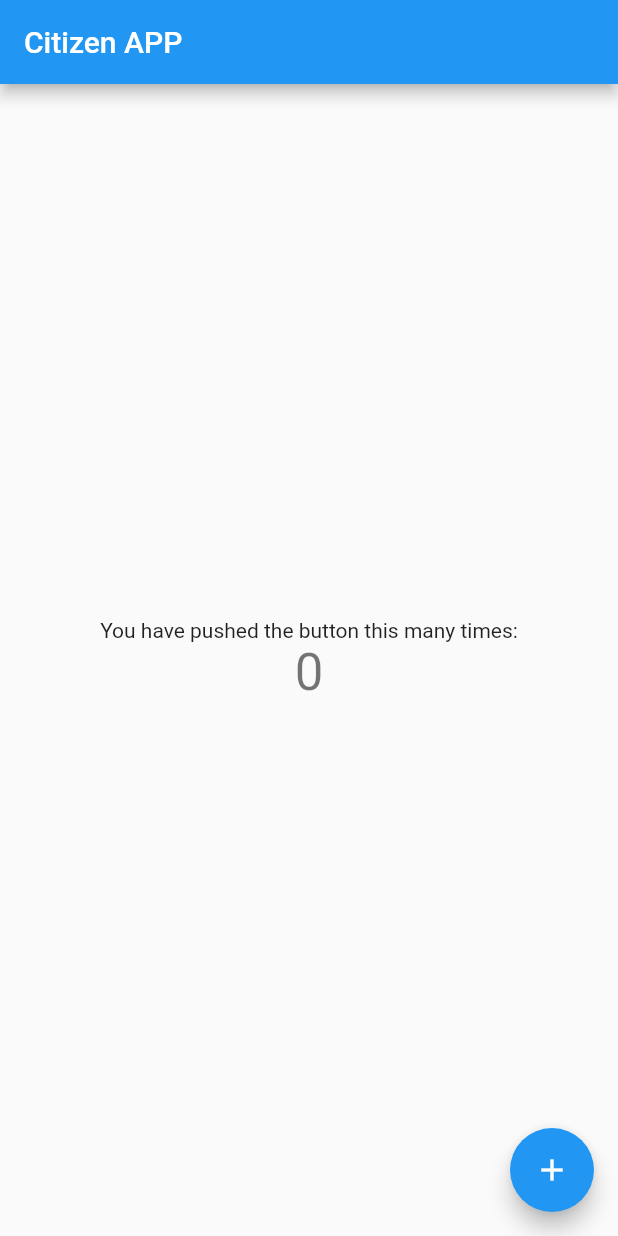
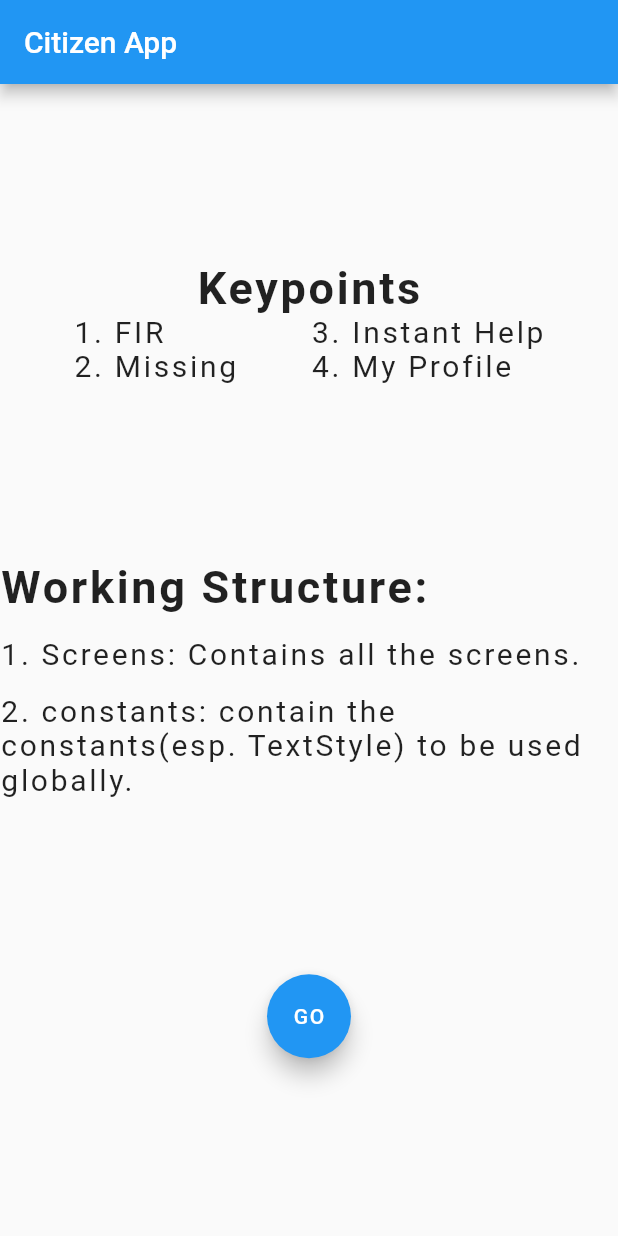
Before and after one commit to On-Duty-Org/CitizenApp, a Flutter app: the screen it shows after launch, on a phone screen of 412 x 824 dp. Run offline on Flutter 3.47's test engine with Material 2 defaults, Android fonts, the phone set to English and light mode, and no system bars.

Commit message:
added the first screen containing work pattern

```diff
--- /dev/null
+++ b/lib/Screens/FrontPage.dart
@@ -0,0 +1,91 @@
+import 'package:citizen_app/constants.dart';
+import 'package:flutter/material.dart';
+
+class FrontPage extends StatelessWidget {
+  static String id = '/';
+  @override
+  Widget build(BuildContext context) {
+    return Scaffold(
+        appBar: AppBar(
+          title: Text('Citizen App'),
+        ),
+        body: Column(
+          mainAxisAlignment: MainAxisAlignment.spaceEvenly,
+          children: <Widget>[
+            Column(
+              children: <Widget>[
+                Text(
+                  'Keypoints',
+                  style: kHeadingText,
+                ),
+                Row(
+                  mainAxisAlignment: MainAxisAlignment.spaceEvenly,
+                  children: <Widget>[
+                    Column(
+                      crossAxisAlignment: CrossAxisAlignment.start,
+                      children: <Widget>[
+                        Text(
+                          '1. FIR',
+                          style: kWidgetNormalText,
+                        ),
+                        SizedBox(
+                          width: 100,
+                        ),
+                        Text(
+                          '2. Missing',
+                          style: kWidgetNormalText,
+                        ),
+                      ],
+                    ),
+                    Column(
+                      crossAxisAlignment: CrossAxisAlignment.start,
+                      children: <Widget>[
+                        Text(
+                          '3. Instant Help',
+                          style: kWidgetNormalText,
+                        ),
+                        SizedBox(
+                          width: 40,
+                        ),
+                        Text(
+                          '4. My Profile',
+                          style: kWidgetNormalText,
+                        ),
+                      ],
+                    ),
+                  ],
+                ),
+              ],
+            ),
+            Container(
+              child: Column(
+                crossAxisAlignment: CrossAxisAlignment.start,
+                children: <Widget>[
+                  Text(
+                    'Working Structure:',
+                    style: kHeadingText,
+                  ),
+                  SizedBox(
+                    height: 15,
+                  ),
+                  Text(
+                    '1. Screens: Contains all the screens.',
+                    style: kWidgetNormalText,
+                  ),
+                  SizedBox(
+                    height: 15,
+                  ),
+                  Text(
+                    '2. constants: contain the constants(esp. TextStyle) to be used globally.',
+                    style: kWidgetNormalText,
+                  ),
+                ],
+              ),
+            ),
+            FloatingActionButton(
+              child: Text('GO'),
+            )
+          ],
+        ));
+  }
+}
--- /dev/null
+++ b/lib/constants.dart
@@ -0,0 +1,9 @@
+import 'package:flutter/cupertino.dart';
+
+const kWidgetNormalText = TextStyle(
+  fontSize: 20,
+  letterSpacing: 1.8,
+);
+
+const kHeadingText =
+    TextStyle(fontWeight: FontWeight.w600, fontSize: 30, letterSpacing: 1.8);
--- a/lib/main.dart
+++ b/lib/main.dart
@@ -1,3 +1,4 @@
+import 'package:citizen_app/Screens/FrontPage.dart';
 import 'package:flutter/material.dart';
 
 void main() {
@@ -14,92 +15,10 @@ class MyApp extends StatelessWidget {
         primarySwatch: Colors.blue,
         visualDensity: VisualDensity.adaptivePlatformDensity,
       ),
-      home: MyHomePage(title: 'Citizen APP'),
+      initialRoute: FrontPage.id,
+      routes: {
+        FrontPage.id: (context) => FrontPage(),
+      },
     );
   }
 }
-
-class MyHomePage extends StatefulWidget {
-  MyHomePage({Key key, this.title}) : super(key: key);
-
-  // This widget is the home page of your application. It is stateful, meaning
-  // that it has a State object (defined below) that contains fields that affect
-  // how it looks.
-
-  // This class is the configuration for the state. It holds the values (in this
-  // case the title) provided by the parent (in this case the App widget) and
-  // used by the build method of the State. Fields in a Widget subclass are
-  // always marked "final".
-
-  final String title;
-
-  @override
-  _MyHomePageState createState() => _MyHomePageState();
-}
-
-class _MyHomePageState extends State<MyHomePage> {
-  int _counter = 0;
-
-  void _incrementCounter() {
-    setState(() {
-      // This call to setState tells the Flutter framework that something has
-      // changed in this State, which causes it to rerun the build method below
-      // so that the display can reflect the updated values. If we changed
-      // _counter without calling setState(), then the build method would not be
-      // called again, and so nothing would appear to happen.
-      _counter++;
-    });
-  }
-
-  @override
-  Widget build(BuildContext context) {
-    // This method is rerun every time setState is called, for instance as done
-    // by the _incrementCounter method above.
-    //
-    // The Flutter framework has been optimized to make rerunning build methods
-    // fast, so that you can just rebuild anything that needs updating rather
-    // than having to individually change instances of widgets.
-    return Scaffold(
-      appBar: AppBar(
-        // Here we take the value from the MyHomePage object that was created by
-        // the App.build method, and use it to set our appbar title.
-        title: Text(widget.title),
-      ),
-      body: Center(
-        // Center is a layout widget. It takes a single child and positions it
-        // in the middle of the parent.
-        child: Column(
-          // Column is also a layout widget. It takes a list of children and
-          // arranges them vertically. By default, it sizes itself to fit its
-          // children horizontally, and tries to be as tall as its parent.
-          //
-          // Invoke "debug painting" (press "p" in the console, choose the
-          // "Toggle Debug Paint" action from the Flutter Inspector in Android
-          // Studio, or the "Toggle Debug Paint" command in Visual Studio Code)
-          // to see the wireframe for each widget.
-          //
-          // Column has various properties to control how it sizes itself and
-          // how it positions its children. Here we use mainAxisAlignment to
-          // center the children vertically; the main axis here is the vertical
-          // axis because Columns are vertical (the cross axis would be
-          // horizontal).
-          mainAxisAlignment: MainAxisAlignment.center,
-          children: <Widget>[
-            Text(
-              'You have pushed the button this many times:',
-            ),
-            Text(
-              '$_counter',
-              style: Theme.of(context).textTheme.headline4,
-            ),
-          ],
-        ),
-      ),
-      floatingActionButton: FloatingActionButton(
-        onPressed: _incrementCounter,
-        tooltip: 'Increment',
-        child: Icon(Icons.add),
-      ), // This trailing comma makes auto-formatting nicer for build methods.
-    );
-  }
-}
```
